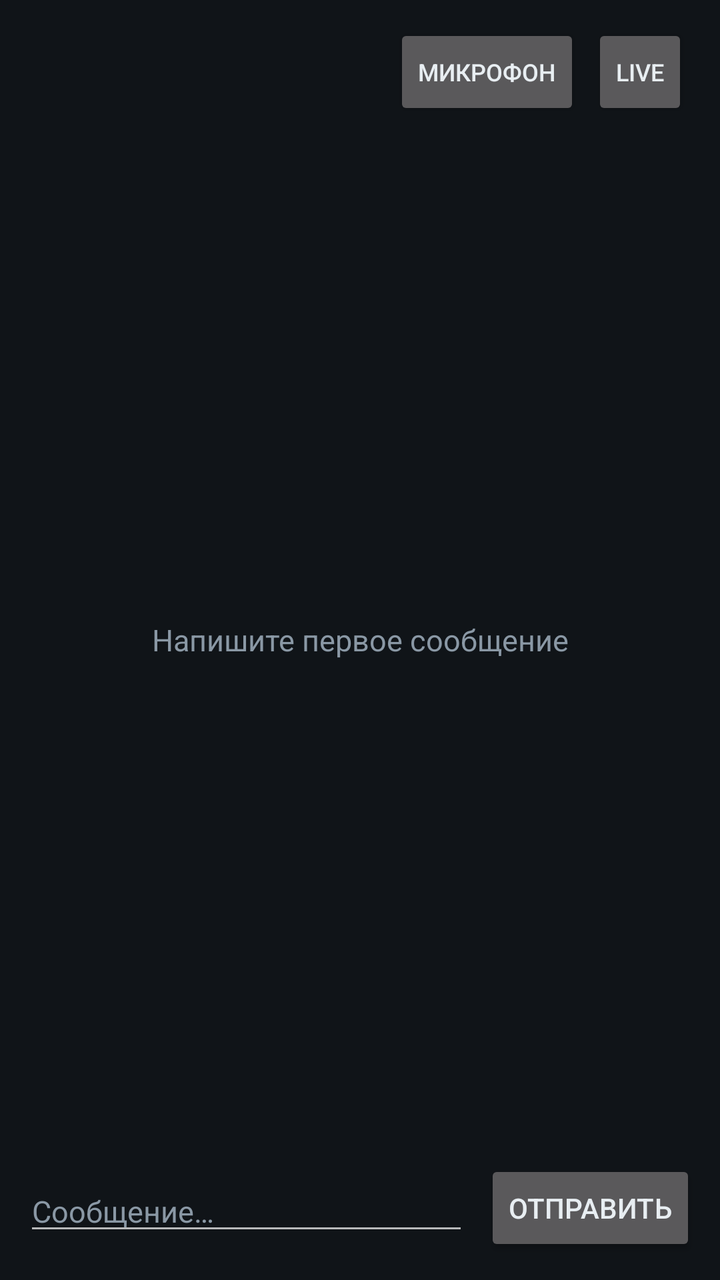
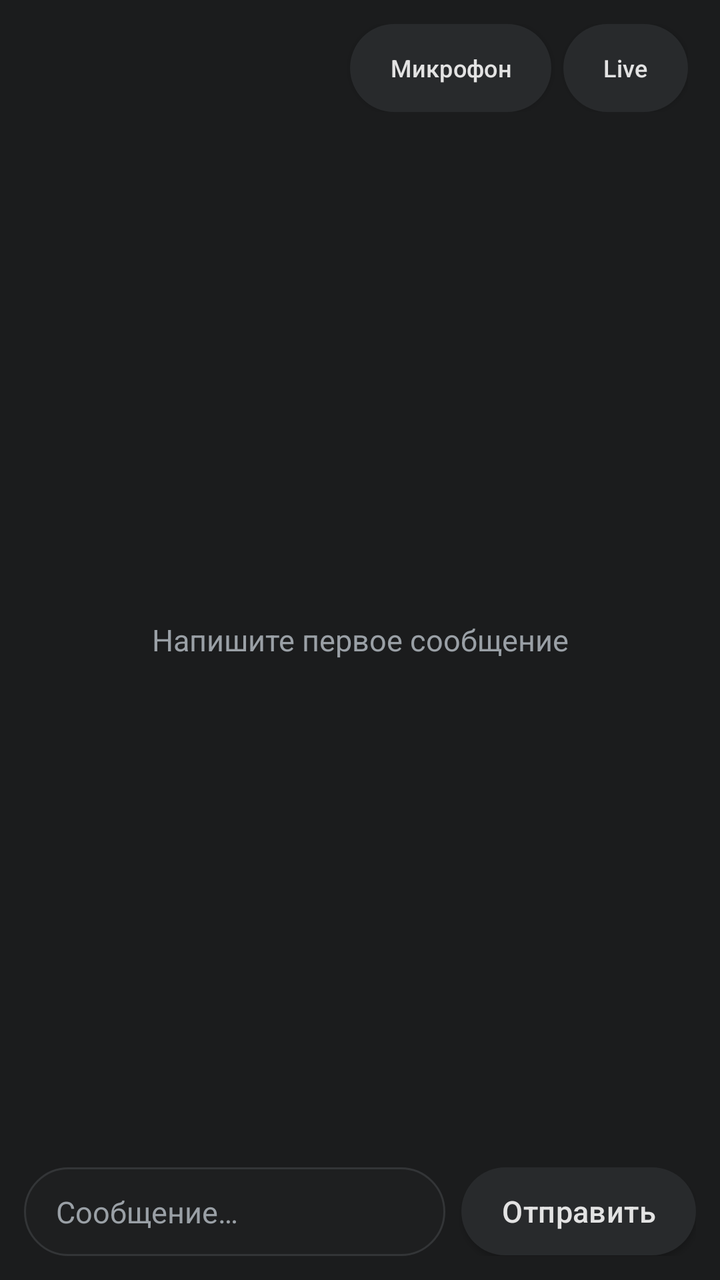

The first picture is an Android layout as it rendered before a commit; the second is the same layout after the commit. The layout source and the unified diff follow.
<!-- AndroidManifest.xml: application theme AppTheme -->
<!-- res/layout/activity_chat.xml -->
<?xml version="1.0" encoding="utf-8"?>
<LinearLayout xmlns:android="http://schemas.android.com/apk/res/android"
    android:layout_width="match_parent"
    android:layout_height="match_parent"
    android:background="@color/bg"
    android:orientation="vertical">

    <LinearLayout
        android:layout_width="match_parent"
        android:layout_height="wrap_content"
        android:gravity="center_vertical"
        android:orientation="horizontal"
        android:paddingStart="16dp"
        android:paddingTop="12dp"
        android:paddingEnd="16dp">

        <TextView
            android:id="@+id/chat_header"
            android:layout_width="0dp"
            android:layout_height="wrap_content"
            android:layout_weight="1"
            android:ellipsize="end"
            android:maxLines="2"
            android:textColor="@color/fg"
            android:textSize="16sp"
            android:textStyle="bold" />

        <Button
            android:id="@+id/btn_mic"
            android:layout_width="wrap_content"
            android:layout_height="wrap_content"
            android:layout_marginStart="8dp"
            android:minWidth="0dp"
            android:text="@string/btn_mic"
            android:textSize="12sp" />

        <Button
            android:id="@+id/btn_live"
            android:layout_width="wrap_content"
            android:layout_height="wrap_content"
            android:layout_marginStart="6dp"
            android:minWidth="0dp"
            android:text="@string/btn_live"
            android:textSize="12sp" />
    </LinearLayout>

    <FrameLayout
        android:layout_width="match_parent"
        android:layout_height="0dp"
        android:layout_marginTop="8dp"
        android:layout_weight="1">

        <ListView
            android:id="@+id/chat_messages"
            android:layout_width="match_parent"
            android:layout_height="match_parent"
            android:clipToPadding="false"
            android:divider="@null"
            android:dividerHeight="0dp"
            android:paddingStart="12dp"
            android:paddingEnd="12dp"
            android:stackFromBottom="true"
            android:transcriptMode="normal" />

        <TextView
            android:id="@+id/chat_empty"
            android:layout_width="match_parent"
            android:layout_height="wrap_content"
            android:layout_gravity="center"
            android:gravity="center"
            android:padding="24dp"
            android:text="@string/chat_empty"
            android:textColor="@color/muted"
            android:textSize="15sp" />
    </FrameLayout>

    <LinearLayout
        android:layout_width="match_parent"
        android:layout_height="wrap_content"
        android:gravity="center_vertical"
        android:orientation="horizontal"
        android:paddingStart="12dp"
        android:paddingTop="8dp"
        android:paddingEnd="12dp"
        android:paddingBottom="12dp">

        <EditText
            android:id="@+id/chat_input"
            android:layout_width="0dp"
            android:layout_height="wrap_content"
            android:layout_weight="1"
            android:hint="@string/chat_hint"
            android:inputType="textMultiLine|textCapSentences"
            android:maxLines="4"
            android:textColor="@color/fg"
            android:textColorHint="@color/muted"
            android:textSize="15sp" />

        <Button
            android:id="@+id/btn_send"
            android:layout_width="wrap_content"
            android:layout_height="wrap_content"
            android:layout_marginStart="8dp"
            android:text="@string/btn_send" />
    </LinearLayout>
</LinearLayout>
<!-- resources referenced by this layout -->
<resources>
  <color name="bg">#FF101418</color>
  <color name="fg">#FFE8EEF2</color>
  <color name="muted">#FF8A98A5</color>
  <string name="btn_live">Live</string>
  <string name="btn_mic">Микрофон</string>
  <string name="btn_send">Отправить</string>
  <string name="chat_empty">Напишите первое сообщение</string>
  <string name="chat_hint">Сообщение…</string>
  <style name="AppTheme" parent="@android:style/Theme.Material.NoActionBar">
          <item name="android:windowBackground">@color/bg</item>
          <item name="android:statusBarColor">@color/bg</item>
          <item name="android:navigationBarColor">@color/bg</item>
          <item name="android:textColorPrimary">@color/fg</item>
          <item name="android:colorAccent">@color/accent</item>
      </style>
  <color name="accent">#FF4DD0A6</color>
</resources>

<!-- the commit's change to res/layout/activity_chat.xml (unified diff, before → after) -->
@@ -92,6 +92,11 @@
             android:hint="@string/chat_hint"
             android:inputType="textMultiLine|textCapSentences"
             android:maxLines="4"
+            android:background="@drawable/bg_input"
+            android:paddingStart="16dp"
+            android:paddingEnd="16dp"
+            android:paddingTop="12dp"
+            android:paddingBottom="12dp"
             android:textColor="@color/fg"
             android:textColorHint="@color/muted"
             android:textSize="15sp" />
<!-- resource entries referenced after the edit -->
@@ -1,8 +1,16 @@
 <!-- resources referenced by this layout -->
 <resources>
-  <color name="bg">#FF101418</color>
-  <color name="fg">#FFE8EEF2</color>
-  <color name="muted">#FF8A98A5</color>
+  <color name="bg">#FF1B1C1D</color>
+  <color name="fg">#FFE3E3E3</color>
+  <color name="muted">#FF9AA0A6</color>
+  <!-- drawable bg_input (drawable) -->
+  <?xml version="1.0" encoding="utf-8"?>
+  <shape xmlns:android="http://schemas.android.com/apk/res/android"
+      android:shape="rectangle">
+      <solid android:color="@color/surface" />
+      <corners android:radius="24dp" />
+      <stroke android:width="1dp" android:color="@color/line" />
+  </shape>
   <string name="btn_live">Live</string>
   <string name="btn_mic">Микрофон</string>
   <string name="btn_send">Отправить</string>
@@ -14,7 +22,33 @@
           <item name="android:navigationBarColor">@color/bg</item>
           <item name="android:textColorPrimary">@color/fg</item>
           <item name="android:colorAccent">@color/accent</item>
+          
+          <item name="android:buttonStyle">@style/PillButton</item>
       </style>
-  <color name="accent">#FF4DD0A6</color>
+  <color name="surface">#FF1E1F20</color>
+  <color name="line">#FF333537</color>
+  <color name="accent">#FFA8C7FA</color>
+  <style name="PillButton" parent="@android:style/Widget.Material.Button">
+          <item name="android:background">@drawable/bg_pill_button</item>
+          <item name="android:textColor">@color/fg</item>
+          <item name="android:textAllCaps">false</item>
+          <item name="android:textSize">15sp</item>
+          <item name="android:letterSpacing">0.01</item>
+          <item name="android:minHeight">44dp</item>
+          <item name="android:paddingStart">20dp</item>
+          <item name="android:paddingEnd">20dp</item>
+      </style>
+  <!-- drawable bg_pill_button (drawable) -->
+  <?xml version="1.0" encoding="utf-8"?>
+  <ripple xmlns:android="http://schemas.android.com/apk/res/android"
+      android:color="#33FFFFFF">
+      <item>
+          <shape android:shape="rectangle">
+              <solid android:color="@color/surface2" />
+              <corners android:radius="24dp" />
+          </shape>
+      </item>
+  </ripple>
+  <color name="surface2">#FF282A2C</color>
 </resources>
 
